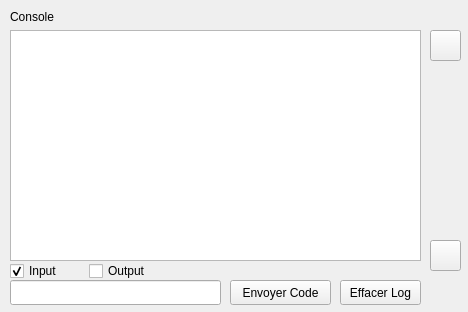
Above: src/Widget/Console.ui from polybox3d/polybox before the change. Below: the same form after it.
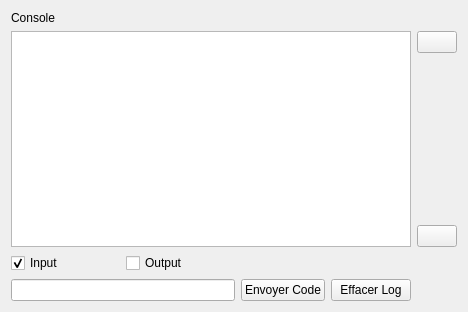
That is the form after the change. Icons and pictures are not drawn.

Commit message: Upodate console, add mcode, add line number, add error checking

```diff
--- a/src/Widget/Console.ui
+++ b/src/Widget/Console.ui
@@ -13,74 +13,32 @@
   <property name="windowTitle">
    <string>Console</string>
   </property>
-  <widget class="QPushButton" name="sendCodeButton">
-   <property name="geometry">
-    <rect>
-     <x>230</x>
-     <y>280</y>
-     <width>101</width>
-     <height>25</height>
-    </rect>
-   </property>
-   <property name="text">
-    <string>Envoyer Code</string>
-   </property>
-  </widget>
-  <widget class="QLineEdit" name="inputCode">
-   <property name="geometry">
-    <rect>
-     <x>10</x>
-     <y>280</y>
-     <width>211</width>
-     <height>25</height>
-    </rect>
-   </property>
-  </widget>
+  <property name="autoFillBackground">
+   <bool>true</bool>
+  </property>
+  <layout class="QGridLayout" name="gridLayout">
+   <item row="2" column="3">
+    <spacer name="verticalSpacer">
+     <property name="orientation">
+      <enum>Qt::Vertical</enum>
+     </property>
+     <property name="sizeHint" stdset="0">
+      <size>
+       <width>20</width>
+       <height>40</height>
+      </size>
+     </property>
+    </spacer>
+   </item>
+   <item row="0" column="0">
   <widget class="QLabel" name="label">
-   <property name="geometry">
-    <rect>
-     <x>10</x>
-     <y>10</y>
-     <width>57</width>
-     <height>14</height>
-    </rect>
-   </property>
    <property name="text">
     <string>Console</string>
    </property>
   </widget>
-  <widget class="QTextEdit" name="displaySerial">
-   <property name="geometry">
-    <rect>
-     <x>10</x>
-     <y>30</y>
-     <width>411</width>
-     <height>231</height>
-    </rect>
-   </property>
-  </widget>
-  <widget class="QPushButton" name="clearLog">
-   <property name="geometry">
-    <rect>
-     <x>340</x>
-     <y>280</y>
-     <width>81</width>
-     <height>25</height>
-    </rect>
-   </property>
-   <property name="text">
-    <string>Effacer Log</string>
-   </property>
-  </widget>
+   </item>
+   <item row="1" column="3">
   <widget class="QPushButton" name="scrollToTop">
-   <property name="geometry">
-    <rect>
-     <x>430</x>
-     <y>30</y>
-     <width>31</width>
-     <height>31</height>
-    </rect>
-   </property>
    <property name="text">
     <string/>
    </property>
@@ -89,32 +47,18 @@
      <normaloff>:/img/img/to-top-green.png</normaloff>:/img/img/to-top-green.png</iconset>
    </property>
   </widget>
-  <widget class="QPushButton" name="scrollToBot">
-   <property name="geometry">
-    <rect>
-     <x>430</x>
-     <y>240</y>
-     <width>31</width>
-     <height>31</height>
-    </rect>
-   </property>
+   </item>
+   <item row="5" column="2">
+    <widget class="QPushButton" name="clearLog">
    <property name="text">
-    <string/>
-   </property>
-   <property name="icon">
-    <iconset resource="../ressources.qrc">
-     <normaloff>:/img/img/to-bottom-red.png</normaloff>:/img/img/to-bottom-red.png</iconset>
-   </property>
-  </widget>
-  <widget class="QWidget" name="">
-   <property name="geometry">
-    <rect>
-     <x>10</x>
-     <y>260</y>
-     <width>151</width>
-     <height>22</height>
-    </rect>
-   </property>
+      <string>Effacer Log</string>
+     </property>
+    </widget>
+   </item>
+   <item row="1" column="0" rowspan="3" colspan="3">
+    <widget class="QTextEdit" name="displaySerial"/>
+   </item>
+   <item row="4" column="0">
    <layout class="QHBoxLayout" name="horizontalLayout">
     <item>
      <widget class="QCheckBox" name="inputCB">
@@ -137,7 +81,29 @@
      </widget>
     </item>
    </layout>
-  </widget>
+   </item>
+   <item row="5" column="0">
+    <widget class="QLineEdit" name="inputCode"/>
+   </item>
+   <item row="5" column="1">
+    <widget class="QPushButton" name="sendCodeButton">
+     <property name="text">
+      <string>Envoyer Code</string>
+     </property>
+    </widget>
+   </item>
+   <item row="3" column="3">
+    <widget class="QPushButton" name="scrollToBot">
+     <property name="text">
+      <string/>
+     </property>
+     <property name="icon">
+      <iconset resource="../ressources.qrc">
+       <normaloff>:/img/img/to-bottom-red.png</normaloff>:/img/img/to-bottom-red.png</iconset>
+     </property>
+    </widget>
+   </item>
+  </layout>
  </widget>
  <resources>
   <include location="../ressources.qrc"/>
```
Lines whose indentation alone changed are shown as unchanged. The commit also changes 7 other files.
